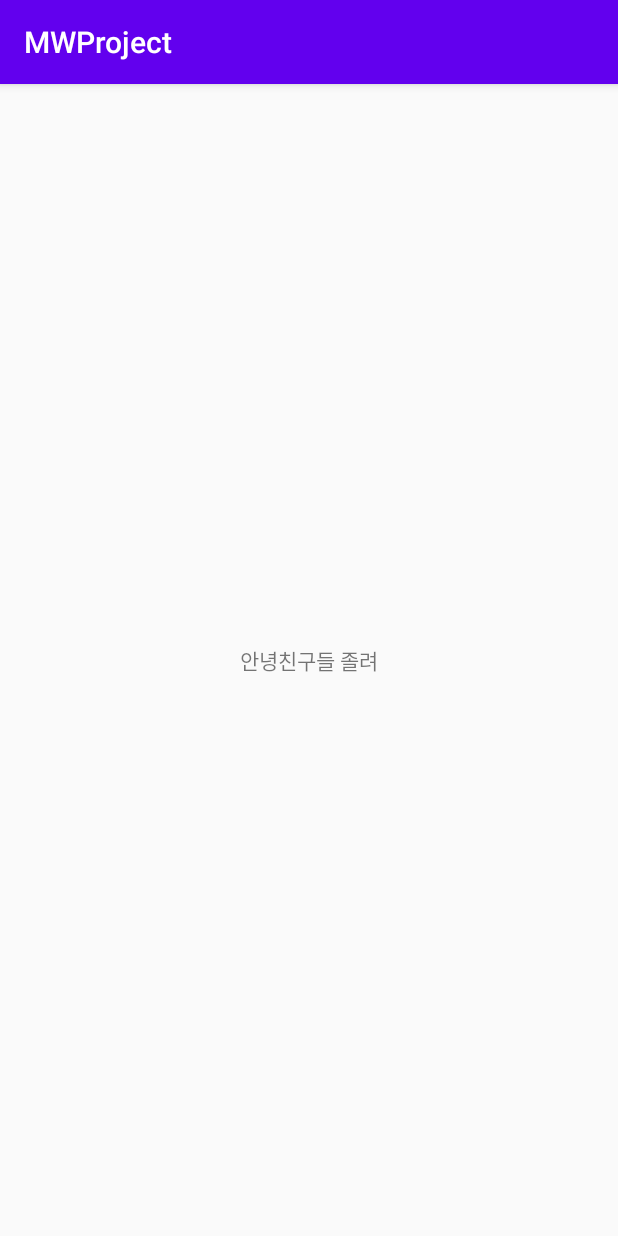
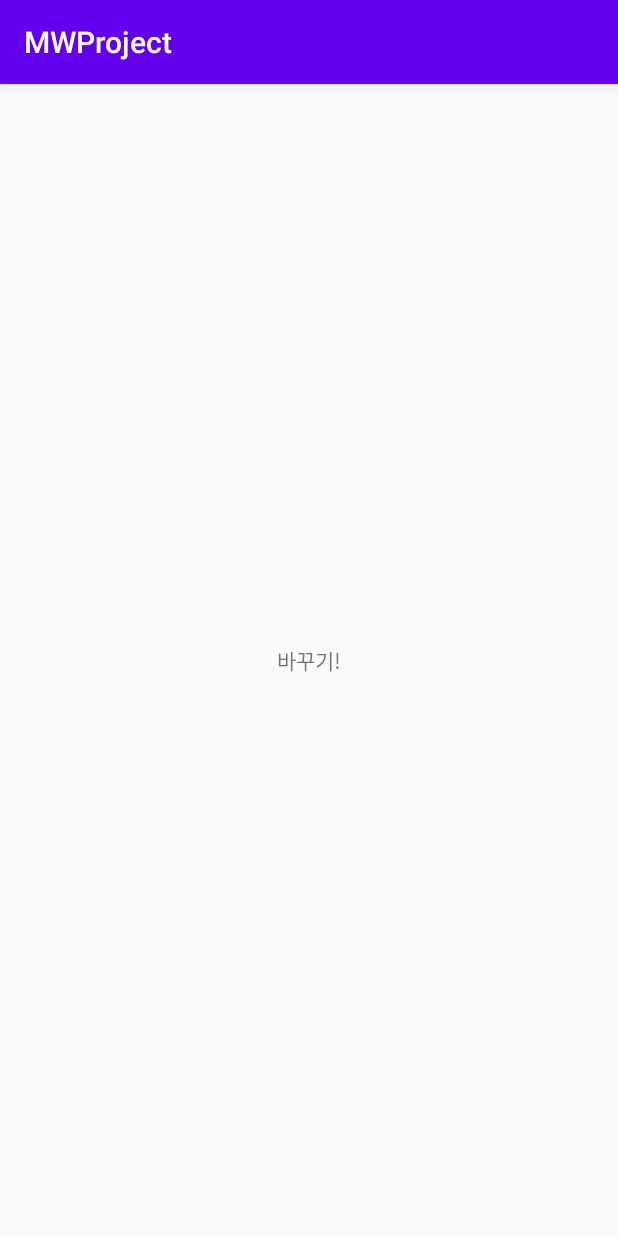
Before and after one commit to kairo139/MWProject, an Android app: the screen it shows after launch (MainActivity), on a phone screen of 412 x 824 dp. Run offline under Robolectric (Android 15) with nearby library versions, the phone set to English and light mode, and no system bars.

Commit message:
바꾸기

```diff
--- a/app/src/main/res/layout/activity_main.xml
+++ b/app/src/main/res/layout/activity_main.xml
@@ -9,7 +9,7 @@
     <TextView
         android:layout_width="wrap_content"
         android:layout_height="wrap_content"
-        android:text="안녕친구들 졸려"
+        android:text="바꾸기!"
         app:layout_constraintBottom_toBottomOf="parent"
         app:layout_constraintLeft_toLeftOf="parent"
         app:layout_constraintRight_toRightOf="parent"
```
